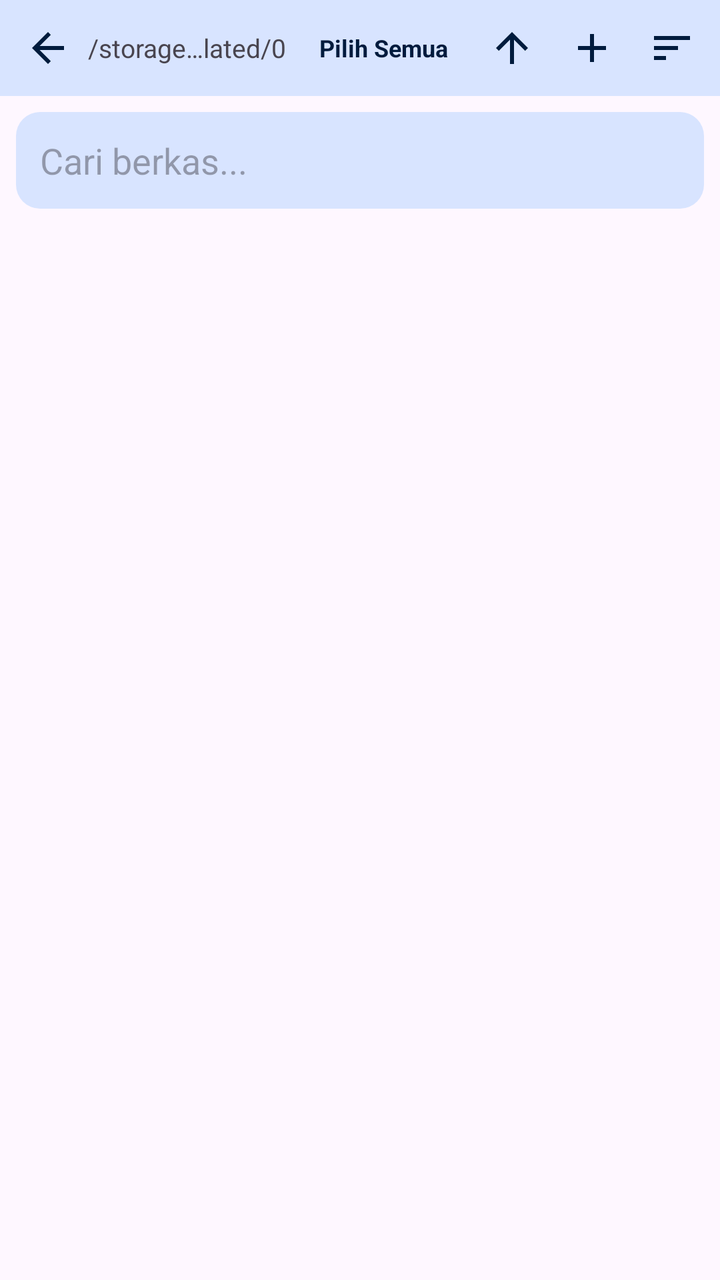
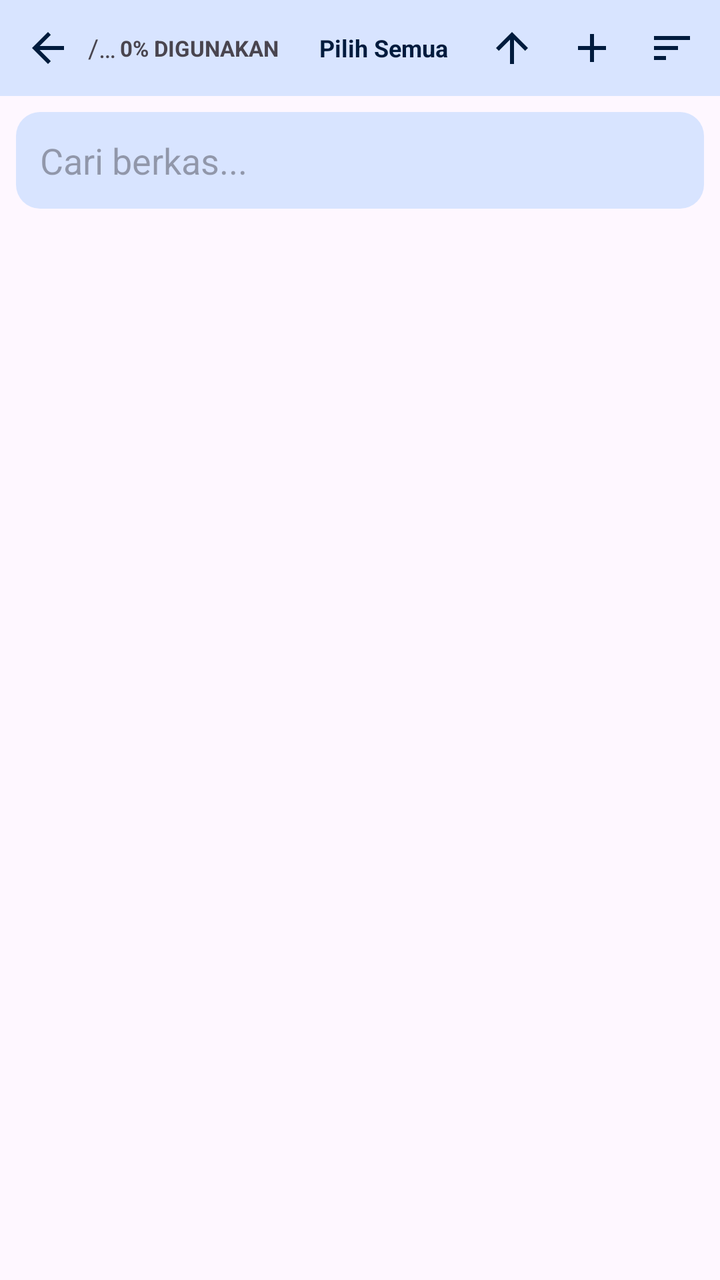

The first picture is an Android layout as it rendered before a commit; the second is the same layout after the commit. The layout source and the unified diff follow.
<!-- AndroidManifest.xml: application theme Theme.PlaManajer -->
<!-- res/layout/activity_file_manager.xml -->
<?xml version="1.0" encoding="utf-8"?>
<androidx.coordinatorlayout.widget.CoordinatorLayout
    xmlns:android="http://schemas.android.com/apk/res/android"
    xmlns:app="http://schemas.android.com/apk/res-auto"
    android:layout_width="match_parent"
    android:layout_height="match_parent"
    android:background="?android:attr/colorBackground">

    <LinearLayout
        android:layout_width="match_parent"
        android:layout_height="match_parent"
        android:orientation="vertical">

        
        <LinearLayout
            android:layout_width="match_parent"
            android:layout_height="wrap_content"
            android:background="?attr/colorPrimaryContainer"
            android:gravity="center_vertical"
            android:orientation="horizontal"
            android:padding="4dp">
            <ImageButton
                android:id="@+id/btnTopBack"
                android:layout_width="40dp"
                android:layout_height="40dp"
                android:background="?attr/selectableItemBackgroundBorderless"
                android:src="@drawable/ic_back"
                app:tint="?attr/colorOnPrimaryContainer" />
            <TextView
                android:id="@+id/tvPath"
                android:layout_width="0dp"
                android:layout_height="wrap_content"
                android:layout_weight="1"
                android:ellipsize="middle"
                android:maxLines="1"
                android:text="/storage/emulated/0"
                android:textSize="13sp" />
            
            
            <TextView
                android:id="@+id/btnSelectAllTop"
                android:layout_width="wrap_content"
                android:layout_height="40dp"
                android:background="?attr/selectableItemBackgroundBorderless"
                android:gravity="center"
                android:paddingHorizontal="12dp"
                android:text="Pilih Semua"
                android:textColor="?attr/colorOnPrimaryContainer"
                android:textSize="12sp"
                android:textStyle="bold" />

            <ImageButton
                android:id="@+id/btnTopUp"
                android:layout_width="40dp"
                android:layout_height="40dp"
                android:background="?attr/selectableItemBackgroundBorderless"
                android:src="@drawable/ic_up"
                app:tint="?attr/colorOnPrimaryContainer" />
            <ImageButton
                android:id="@+id/btnTopNew"
                android:layout_width="40dp"
                android:layout_height="40dp"
                android:background="?attr/selectableItemBackgroundBorderless"
                android:src="@drawable/ic_add"
                app:tint="?attr/colorOnPrimaryContainer" />
            <ImageButton
                android:id="@+id/btnSort"
                android:layout_width="40dp"
                android:layout_height="40dp"
                android:background="?attr/selectableItemBackgroundBorderless"
                android:src="@drawable/ic_sort"
                app:tint="?attr/colorOnPrimaryContainer" />
        </LinearLayout>

        <EditText
            android:id="@+id/etSearch"
            android:layout_width="match_parent"
            android:layout_height="wrap_content"
            android:layout_margin="8dp"
            android:background="@drawable/bg_card"
            android:hint="Cari berkas..."
            android:inputType="text"
            android:padding="12dp" />

        <androidx.recyclerview.widget.RecyclerView
            android:id="@+id/recycler"
            android:layout_width="match_parent"
            android:layout_height="0dp"
            android:layout_weight="1"
            android:clipToPadding="false" />

        
        <LinearLayout
            android:id="@+id/selectionToolbar"
            android:layout_width="match_parent"
            android:layout_height="wrap_content"
            android:background="#1E2A38"
            android:gravity="center_vertical"
            android:orientation="horizontal"
            android:padding="8dp"
            android:visibility="gone">
            
            <LinearLayout android:id="@+id/btnCopySelected" android:layout_width="0dp" android:layout_height="wrap_content" android:layout_weight="1" android:gravity="center" android:orientation="vertical">
                <ImageView android:layout_width="24dp" android:layout_height="24dp" android:src="@drawable/ic_copy" app:tint="#FFFFFF"/>
                <TextView android:layout_width="wrap_content" android:layout_height="wrap_content" android:text="Salin" android:textColor="#FFFFFF" android:textSize="11sp" />
            </LinearLayout>

            <LinearLayout android:id="@+id/btnMoveSelected" android:layout_width="0dp" android:layout_height="wrap_content" android:layout_weight="1" android:gravity="center" android:orientation="vertical">
                <ImageView android:layout_width="24dp" android:layout_height="24dp" android:src="@drawable/ic_move" app:tint="#FFFFFF"/>
                <TextView android:layout_width="wrap_content" android:layout_height="wrap_content" android:text="Pindahkan" android:textColor="#FFFFFF" android:textSize="11sp" />
            </LinearLayout>

            <LinearLayout android:id="@+id/btnRenameSelected" android:layout_width="0dp" android:layout_height="wrap_content" android:layout_weight="1" android:gravity="center" android:orientation="vertical">
                <ImageView android:layout_width="24dp" android:layout_height="24dp" android:src="@drawable/ic_rename" app:tint="#FFFFFF"/>
                <TextView android:layout_width="wrap_content" android:layout_height="wrap_content" android:text="Ganti Nama" android:textColor="#FFFFFF" android:textSize="11sp" />
            </LinearLayout>

            <LinearLayout android:id="@+id/btnDeleteSelected" android:layout_width="0dp" android:layout_height="wrap_content" android:layout_weight="1" android:gravity="center" android:orientation="vertical">
                <ImageView android:layout_width="24dp" android:layout_height="24dp" android:src="@drawable/ic_delete" app:tint="#FFFFFF"/>
                <TextView android:layout_width="wrap_content" android:layout_height="wrap_content" android:text="Hapus" android:textColor="#FFFFFF" android:textSize="11sp" />
            </LinearLayout>

            
            <LinearLayout android:id="@+id/btnMoreActions" android:layout_width="0dp" android:layout_height="wrap_content" android:layout_weight="1" android:gravity="center" android:orientation="vertical">
                <ImageView android:layout_width="24dp" android:layout_height="24dp" android:src="@drawable/ic_more" app:tint="#FFFFFF"/>
                <TextView android:layout_width="wrap_content" android:layout_height="wrap_content" android:text="Lainnya" android:textColor="#FFFFFF" android:textSize="11sp" />
            </LinearLayout>
        </LinearLayout>
    </LinearLayout>

    <com.google.android.material.floatingactionbutton.FloatingActionButton
        android:id="@+id/fabPaste"
        android:layout_width="wrap_content"
        android:layout_height="wrap_content"
        android:layout_gravity="bottom|end"
        android:layout_margin="16dp"
        android:contentDescription="Tempel"
        android:visibility="gone" 
        app:backgroundTint="#4CAF50"
        app:srcCompat="@drawable/ic_save" />
</androidx.coordinatorlayout.widget.CoordinatorLayout>
<!-- resources referenced by this layout -->
<resources>
  <!-- drawable bg_card (drawable) -->
  <?xml version="1.0" encoding="utf-8"?>
  <shape xmlns:android="http://schemas.android.com/apk/res/android"
      android:shape="rectangle">
      <solid android:color="?attr/colorPrimaryContainer"/>
      <corners android:radius="12dp"/>
  </shape>
  <!-- drawable ic_add (drawable) -->
  <vector xmlns:android="http://schemas.android.com/apk/res/android"
      android:width="24dp" android:height="24dp"
      android:viewportWidth="24" android:viewportHeight="24">
      <path android:fillColor="#FFFFFFFF"
          android:pathData="M19,13h-6v6h-2v-6H5v-2h6V5h2v6h6v2z"/>
  </vector>
  <!-- drawable ic_back (drawable) -->
  <vector xmlns:android="http://schemas.android.com/apk/res/android"
      android:width="24dp" android:height="24dp"
      android:viewportWidth="24" android:viewportHeight="24">
      <path android:fillColor="#FFFFFFFF"
          android:pathData="M20,11H7.83l5.59,-5.59L12,4l-8,8 8,8 1.41,-1.41L7.83,13H20v-2z"/>
  </vector>
  <!-- drawable ic_copy (drawable) -->
  <vector xmlns:android="http://schemas.android.com/apk/res/android" android:width="24dp" android:height="24dp" android:viewportWidth="24" android:viewportHeight="24"><path android:fillColor="#FFFFFF" android:pathData="M16,1L4,1c-1.1,0 -2,0.9 -2,2v14h2L4,3h12L16,1zM19,5L8,5c-1.1,0 -2,0.9 -2,2v14c0,1.1 0.9,2 2,2h11c1.1,0 2,-0.9 2,-2L21,7c0,-1.1 -0.9,-2 -2,-2zM19,21L8,21L8,7h11v14z"/></vector>
  <!-- drawable ic_delete (drawable) -->
  <vector xmlns:android="http://schemas.android.com/apk/res/android" android:width="24dp" android:height="24dp" android:viewportWidth="24" android:viewportHeight="24"><path android:fillColor="#FFFFFF" android:pathData="M6,19c0,1.1 0.9,2 2,2h8c1.1,0 2,-0.9 2,-2V7H6v12zM19,4h-3.5l-1,-1h-5l-1,1H5v2h14V4z"/></vector>
  <!-- drawable ic_more (drawable) -->
  <vector xmlns:android="http://schemas.android.com/apk/res/android" android:width="24dp" android:height="24dp" android:viewportWidth="24" android:viewportHeight="24"><path android:fillColor="#FFFFFF" android:pathData="M12,8c1.1,0 2,-0.9 2,-2s-0.9,-2 -2,-2 -2,0.9 -2,2 0.9,2 2,2zM12,10c-1.1,0 -2,0.9 -2,2s0.9,2 2,2 2,-0.9 2,-2 -0.9,-2 -2,-2zM12,16c-1.1,0 -2,0.9 -2,2s0.9,2 2,2 2,-0.9 2,-2 -0.9,-2 -2,-2z"/></vector>
  <!-- drawable ic_rename (drawable) -->
  <vector xmlns:android="http://schemas.android.com/apk/res/android" android:width="24dp" android:height="24dp" android:viewportWidth="24" android:viewportHeight="24"><path android:fillColor="#FFFFFF" android:pathData="M5,4v3h5.5v12h3V7H19V4z"/></vector>
  <!-- drawable ic_save (drawable) -->
  <vector xmlns:android="http://schemas.android.com/apk/res/android"
      android:width="24dp" android:height="24dp"
      android:viewportWidth="24" android:viewportHeight="24">
      <path android:fillColor="#FFFFFFFF"
          android:pathData="M9,16.17L4.83,12l-1.42,1.41L9,19 21,7l-1.41,-1.41z"/>
  </vector>
  <!-- drawable ic_sort (drawable) -->
  <?xml version="1.0" encoding="utf-8"?>
  <vector xmlns:android="http://schemas.android.com/apk/res/android"
      android:width="24dp" android:height="24dp"
      android:viewportWidth="24" android:viewportHeight="24">
      <path android:fillColor="#FFFFFFFF"
          android:pathData="M3,18h6v-2L3,16v2zM3,6v2h18L21,6L3,6zM3,13h12v-2L3,11v2z"/>
  </vector>
  <!-- drawable ic_up (drawable) -->
  <vector xmlns:android="http://schemas.android.com/apk/res/android"
      android:width="24dp" android:height="24dp"
      android:viewportWidth="24" android:viewportHeight="24">
      <path android:fillColor="#FFFFFFFF"
          android:pathData="M4,12l1.41,1.41L11,7.83V20h2V7.83l5.58,5.59L20,12l-8,-8 -8,8z"/>
  </vector>
  <color name="primary">#5B8DEF</color>
  <color name="on_primary">#FFFFFF</color>
  <color name="primary_container">#D8E4FF</color>
  <color name="on_primary_container">#001B3D</color>
  <!-- unchanged entries left out for length: 2 -->
</resources>

<!-- the commit's change to res/layout/activity_file_manager.xml (unified diff, before → after) -->
@@ -36,6 +36,15 @@
                 android:text="/storage/emulated/0"
                 android:textSize="13sp" />
             
+            
+            <TextView
+                android:id="@+id/tvStorageInfo"
+                android:layout_width="wrap_content"
+                android:layout_height="wrap_content"
+                android:text="0% DIGUNAKAN"
+                android:textSize="11sp"
+                android:textStyle="bold"
+                android:layout_marginEnd="8dp"/>
             
             <TextView
                 android:id="@+id/btnSelectAllTop"
@@ -120,7 +129,6 @@
                 <TextView android:layout_width="wrap_content" android:layout_height="wrap_content" android:text="Hapus" android:textColor="#FFFFFF" android:textSize="11sp" />
             </LinearLayout>
 
-            
             <LinearLayout android:id="@+id/btnMoreActions" android:layout_width="0dp" android:layout_height="wrap_content" android:layout_weight="1" android:gravity="center" android:orientation="vertical">
                 <ImageView android:layout_width="24dp" android:layout_height="24dp" android:src="@drawable/ic_more" app:tint="#FFFFFF"/>
                 <TextView android:layout_width="wrap_content" android:layout_height="wrap_content" android:text="Lainnya" android:textColor="#FFFFFF" android:textSize="11sp" />
